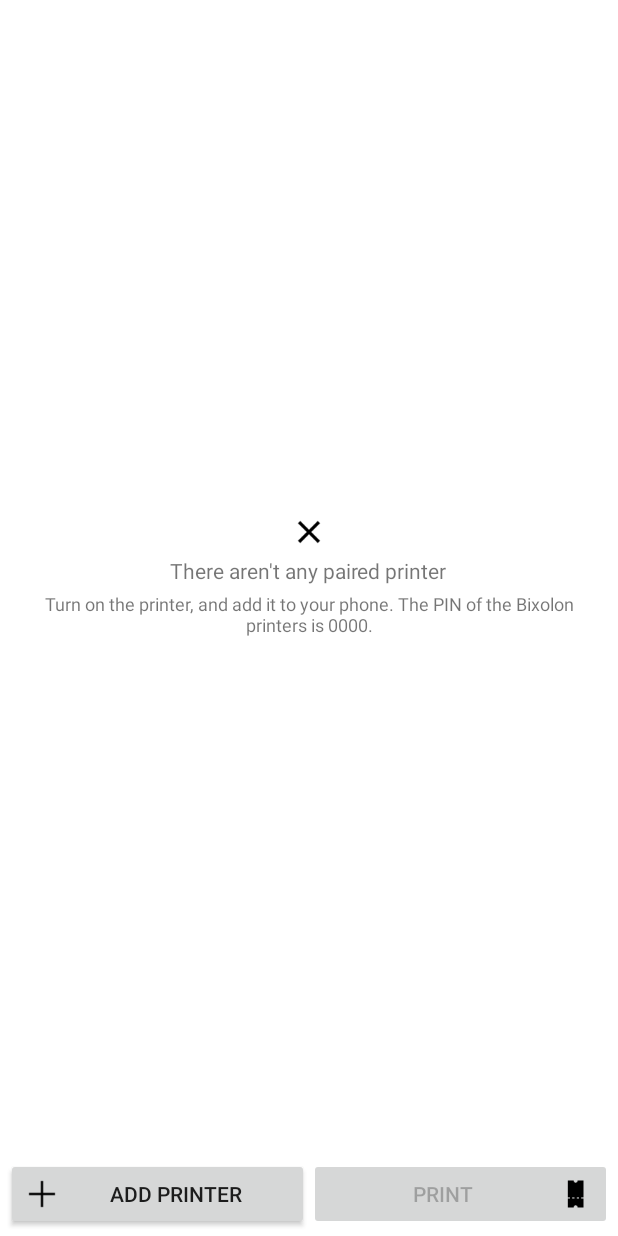
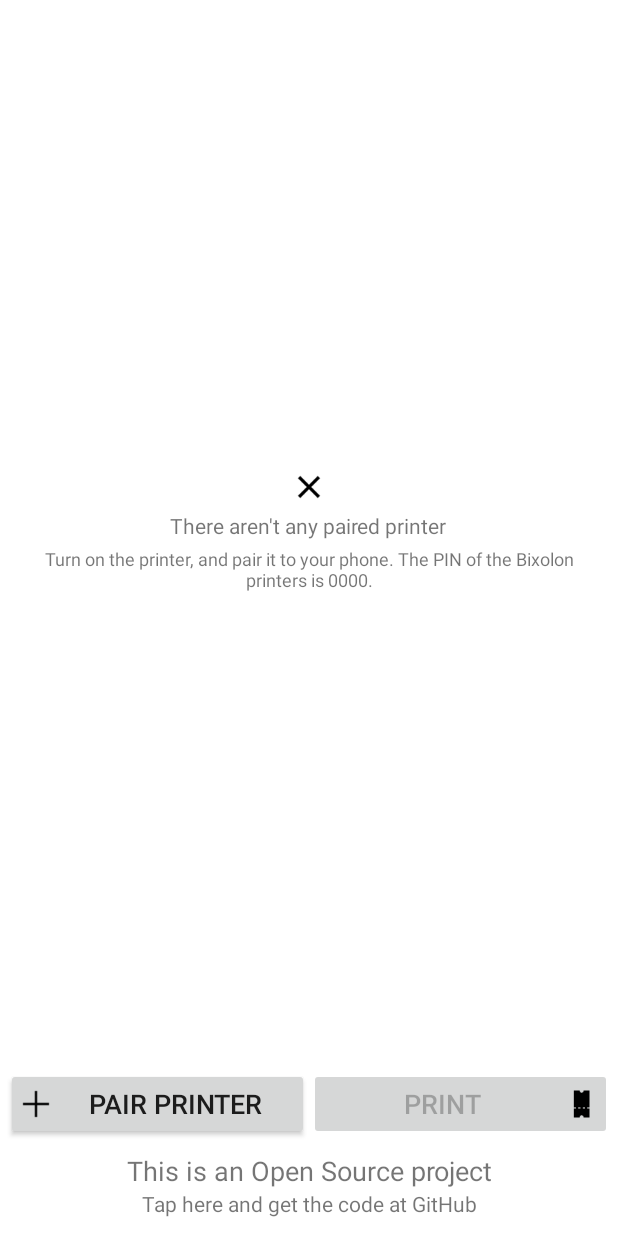
Before and after one commit to fewlaps/bixolon-printer-example, an Android app: the screen it shows after launch (PrintingActivity), on a phone screen of 412 x 824 dp. Run offline under Robolectric (Android 15) with nearby library versions, the phone set to English and light mode, and no system bars.

Commit message:
Adding a link to the source at GitHub

```diff
--- a/app/src/main/java/bixolon/android/fewlaps/com/fewlapslovesbixolon/PrintingActivity.java
+++ b/app/src/main/java/bixolon/android/fewlaps/com/fewlapslovesbixolon/PrintingActivity.java
@@ -5,6 +5,7 @@ import android.bluetooth.BluetoothDevice;
 import android.content.Intent;
 import android.graphics.Bitmap;
 import android.graphics.BitmapFactory;
+import android.net.Uri;
 import android.os.AsyncTask;
 import android.os.Bundle;
 import android.os.Handler;
@@ -60,12 +61,21 @@ public class PrintingActivity extends Activity {
         super.onCreate(savedInstanceState);
         setContentView(R.layout.activity_printing);
 
+        findViewById(R.id.getSource).setOnClickListener(new OnClickListener() {
+            @Override
+            public void onClick(View view) {
+                Intent i = new Intent(Intent.ACTION_VIEW);
+                i.setData(Uri.parse("https://github.com/Fewlaps/FewlapsLovesBixolon"));
+                startActivity(i);
+            }
+        });
+
         if (rotation == null) {
             rotation = AnimationUtils.loadAnimation(this, R.anim.rotation);
         }
 
         debugTextView = (TextView) findViewById(R.id.debug);
-        printButton = (Button) findViewById(R.id.imprimir);
+        printButton = (Button) findViewById(R.id.print);
 
         layoutLoading = findViewById(R.id.layoutLoading);
         layoutThereArentPairedPrinters = findViewById(R.id.layoutNoExisteImpresora);
@@ -122,7 +132,7 @@ public class PrintingActivity extends Activity {
                 t.start();
             }
         });
-        findViewById(R.id.emparejarImpresora).setOnClickListener(new OnClickListener() {
+        findViewById(R.id.pairPrinter).setOnClickListener(new OnClickListener() {
             @Override
             public void onClick(View v) {
                 for (String mac : pairedPrinters) {
@@ -383,7 +393,8 @@ public class PrintingActivity extends Activity {
         }
     }
 
-    /** Print the common two columns ticket style text. Label+Value.
+    /**
+     * Print the common two columns ticket style text. Label+Value.
      *
      * @param leftText
      * @param rightText
--- a/app/src/main/res/layout/activity_printing.xml
+++ b/app/src/main/res/layout/activity_printing.xml
@@ -22,24 +22,50 @@
             android:gravity="center">
 
             <Button
-                android:id="@+id/emparejarImpresora"
+                android:id="@+id/pairPrinter"
                 android:layout_width="match_parent"
                 android:layout_height="match_parent"
                 android:layout_alignParentRight="true"
                 android:layout_centerVertical="true"
                 android:layout_weight="1"
                 android:drawableLeft="@drawable/ic_action_add"
-                android:text="@string/new_printer" />
+                android:text="@string/new_printer"
+                android:textSize="@dimen/textSizeMedium"
+                android:padding="@dimen/gapMedium"/>
 
             <Button
-                android:id="@+id/imprimir"
+                android:id="@+id/print"
                 android:layout_width="match_parent"
                 android:layout_height="match_parent"
                 android:layout_alignParentRight="true"
                 android:layout_centerVertical="true"
                 android:layout_weight="1"
                 android:drawableRight="@drawable/ic_action_print"
-                android:text="@string/print" />
+                android:text="@string/print"
+                android:textSize="@dimen/textSizeMedium"
+                android:padding="@dimen/gapMedium"/>
+        </LinearLayout>
+
+        <LinearLayout
+            android:id="@+id/getSource"
+            android:layout_width="match_parent"
+            android:layout_height="wrap_content"
+            android:orientation="vertical"
+            android:padding="@dimen/gapMedium">
+
+            <TextView
+                android:layout_width="match_parent"
+                android:layout_height="wrap_content"
+                android:text="@string/get_source1"
+                android:gravity="center"
+                android:textSize="@dimen/textSizeMedium" />
+
+            <TextView
+                android:layout_width="match_parent"
+                android:layout_height="wrap_content"
+                android:text="@string/get_source2"
+                android:gravity="center"
+                android:textSize="@dimen/textSizeSmall" />
         </LinearLayout>
     </LinearLayout>
 
@@ -73,7 +99,8 @@
                     android:layout_height="wrap_content"
                     android:layout_margin="@dimen/gapSmall"
                     android:gravity="center"
-                    android:text="@string/connecting" />
+                    android:text="@string/connecting"
+                    android:textSize="@dimen/textSizeSmall"/>
 
                 <TextView
                     android:layout_width="wrap_content"
@@ -104,7 +131,8 @@
                     android:layout_height="wrap_content"
                     android:layout_margin="@dimen/gapSmall"
                     android:gravity="center"
-                    android:text="@string/non_paired_printers1" />
+                    android:text="@string/non_paired_printers1"
+                    android:textSize="@dimen/textSizeSmall"/>
 
                 <TextView
                     android:layout_width="wrap_content"
@@ -112,7 +140,7 @@
                     android:layout_alignParentBottom="true"
                     android:gravity="center"
                     android:text="@string/non_paired_printers2"
-                    android:textSize="@dimen/textSizeMicro" />
+                    android:textSize="@dimen/textSizeMicro"/>
             </LinearLayout>
 
             <LinearLayout
@@ -134,7 +162,8 @@
                     android:layout_height="wrap_content"
                     android:layout_margin="@dimen/gapSmall"
                     android:gravity="center"
-                    android:text="@string/printer_ready1" />
+                    android:text="@string/printer_ready1"
+                    android:textSize="@dimen/textSizeSmall" />
 
                 <TextView
                     android:layout_width="wrap_content"
--- a/app/src/main/res/values/strings.xml
+++ b/app/src/main/res/values/strings.xml
@@ -3,13 +3,15 @@
 
     <string name="app_name">Fewlaps loves Bixolon</string>
 
-    <string name="new_printer">Add printer</string>
+    <string name="new_printer">Pair printer</string>
     <string name="print">Print</string>
     <string name="switch_on_printer">Is the printer on? If the phone can\'t connect to the printer, switch the printer off and turn it on again.</string>
     <string name="connecting">Connecting with the printer via Bluetooth</string>
     <string name="non_paired_printers1">There aren\'t any paired printer</string>
-    <string name="non_paired_printers2">Turn on the printer, and add it to your phone. The PIN of the Bixolon printers is 0000.</string>
+    <string name="non_paired_printers2">Turn on the printer, and pair it to your phone. The PIN of the Bixolon printers is 0000.</string>
     <string name="printer_ready1">Printer ready</string>
     <string name="printer_ready2">Tap the print button to start printing</string>
 
+    <string name="get_source1">This is an Open Source project</string>
+    <string name="get_source2">Tap here and get the code at GitHub</string>
 </resources>
```
Also changed, not shown: 2 other files.
